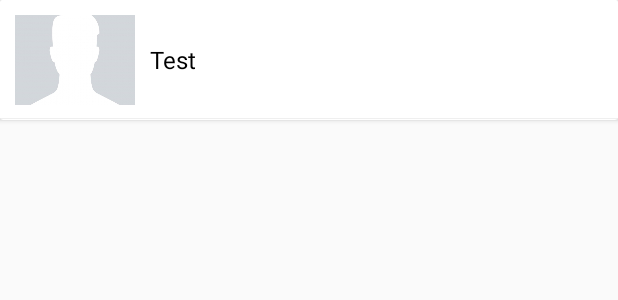
After one commit to zzacnguyen/vnt_mobile, an Android app: the layout custom_favorite.xml on its own in the app's theme, with its tools: preview values and no code run, on a phone screen of 412 x 824 dp. The commit adds this screen. Shown: the top 300 px of the screen. Run offline under Robolectric (Android 15) with nearby library versions, the phone set to English and light mode, and no system bars.

Commit message:
Sửa giao diện và đổi tên widget

```diff
--- a/app/src/main/java/com/example/zzacn/vnt_mobile/Adapter/ListHistorySearchAdapter.java
+++ b/app/src/main/java/com/example/zzacn/vnt_mobile/Adapter/ListHistorySearchAdapter.java
@@ -142,9 +142,9 @@ public class ListHistorySearchAdapter extends RecyclerView.Adapter<RecyclerView.
         public ViewHolder(View itemView) {
             super(itemView);
 
-            txtName = itemView.findViewById(R.id.txtPlaceName);
-            imgImage = itemView.findViewById(R.id.imgPlacePhoto);
-            cardView = itemView.findViewById(R.id.cardViewDanhSach);
+            txtName = itemView.findViewById(R.id.textview_ServiceName);
+            imgImage = itemView.findViewById(R.id.image_ServicePhoto);
+            cardView = itemView.findViewById(R.id.cardView_List);
 
         }
     }
--- a/app/src/main/java/com/example/zzacn/vnt_mobile/Adapter/ListOfServiceAdapter.java
+++ b/app/src/main/java/com/example/zzacn/vnt_mobile/Adapter/ListOfServiceAdapter.java
@@ -123,9 +123,9 @@ public class ListOfServiceAdapter extends RecyclerView.Adapter<RecyclerView.View
         public ViewHolder(View itemView) {
             super(itemView);
 
-            txtName = itemView.findViewById(R.id.txtPlaceName);
-            imgImage = itemView.findViewById(R.id.imgPlacePhoto);
-            cardView = itemView.findViewById(R.id.cardViewDanhSach);
+            txtName = itemView.findViewById(R.id.textview_ServiceName);
+            imgImage = itemView.findViewById(R.id.image_ServicePhoto);
+            cardView = itemView.findViewById(R.id.cardView_List);
 
         }
     }
--- a/app/src/main/java/com/example/zzacn/vnt_mobile/Adapter/ServiceAdapter.java
+++ b/app/src/main/java/com/example/zzacn/vnt_mobile/Adapter/ServiceAdapter.java
@@ -64,8 +64,8 @@ public class ServiceAdapter extends RecyclerView.Adapter<ServiceAdapter.ViewHold
         public ViewHolder(View itemView) {
             super(itemView);
 
-            txtTen = itemView.findViewById(R.id.textview_PlaceName);
-            imgHinh = itemView.findViewById(R.id.image_PlacePhoto);
+            txtTen = itemView.findViewById(R.id.textview_ServiceName);
+            imgHinh = itemView.findViewById(R.id.imageview_ServicePhoto);
             cardView = itemView.findViewById(R.id.cardView);
         }
     }
--- a/app/src/main/java/com/example/zzacn/vnt_mobile/View/Home/ActivityServiceInfo.java
+++ b/app/src/main/java/com/example/zzacn/vnt_mobile/View/Home/ActivityServiceInfo.java
@@ -44,7 +44,7 @@ import java.security.MessageDigest;
 import java.security.NoSuchAlgorithmException;
 import java.util.concurrent.ExecutionException;
 
-import static com.example.zzacn.vnt_mobile.View.MainActivity.userId;
+import static com.example.zzacn.vnt_mobile.View.Person.PersonFragment.userId;
 
 public class ActivityServiceInfo extends AppCompatActivity implements View.OnClickListener {
     public static String[] imgDetail = null;
--- a/app/src/main/java/com/example/zzacn/vnt_mobile/View/MainActivity.java
+++ b/app/src/main/java/com/example/zzacn/vnt_mobile/View/MainActivity.java
@@ -22,7 +22,6 @@ import com.example.zzacn.vnt_mobile.View.Person.PersonFragment;
 public class MainActivity extends AppCompatActivity {
 
     public static Fragment childFragment = null;
-    public static int userId;
 
     @Override
     protected void onCreate(Bundle savedInstanceState) {
--- a/app/src/main/java/com/example/zzacn/vnt_mobile/View/Search/ActivityNearLocation.java
+++ b/app/src/main/java/com/example/zzacn/vnt_mobile/View/Search/ActivityNearLocation.java
@@ -38,9 +38,9 @@ public class ActivityNearLocation extends AppCompatActivity {
         super.onCreate(savedInstanceState);
         setContentView(R.layout.activity_nearlocation);
 
-        txtPlaceName = findViewById(R.id.textViewNearName);
-        txtRadius = findViewById(R.id.textViewRadius);
-        imgPlacePhoto = findViewById(R.id.imageViewNear);
+        txtPlaceName = findViewById(R.id.textView_NearName);
+        txtRadius = findViewById(R.id.textView_Radius);
+        imgPlacePhoto = findViewById(R.id.imageview_ViewNear);
         btnSetRadius = findViewById(R.id.btnSetRadius);
         btnBack = findViewById(R.id.btnBack);
         final SharedPreferences sharedPreferences = getSharedPreferences(Config.KEY_DISTANCE, MODE_PRIVATE);
--- /dev/null
+++ b/app/src/main/res/layout/custom_favorite.xml
@@ -0,0 +1,34 @@
+<?xml version="1.0" encoding="utf-8"?>
+<android.support.v7.widget.CardView
+    xmlns:android="http://schemas.android.com/apk/res/android"
+    android:layout_width="match_parent"
+    android:layout_height="wrap_content"
+    android:id="@+id/cardViewYeuThich"
+    android:background="@color/colorWhite">
+
+    <LinearLayout
+        android:layout_width="match_parent"
+        android:layout_height="wrap_content"
+        android:padding="10dp"
+        android:background="@drawable/white_grey_border_bottom">
+
+        <ImageView
+            android:id="@+id/imageViewFavorite"
+            android:src="@drawable/default_avatar"
+            android:layout_width="80dp"
+            android:layout_height="60dp"
+            android:scaleType="centerCrop"/>
+
+        <TextView
+            android:id="@+id/textViewFavorite"
+            android:layout_width="match_parent"
+            android:layout_height="wrap_content"
+            android:textSize="16sp"
+            android:text="Test"
+            android:padding="10dp"
+            android:textColor="#000"
+            android:layout_gravity="center"/>
+
+    </LinearLayout>
+
+</android.support.v7.widget.CardView>
--- a/app/src/main/res/layout/custom_main_list_item.xml
+++ b/app/src/main/res/layout/custom_main_list_item.xml
@@ -13,14 +13,14 @@
         android:padding="10dp">
 
         <ImageView
-            android:id="@+id/image_PlacePhoto"
+            android:id="@+id/imageview_ServicePhoto"
             android:layout_width="180dp"
             android:layout_height="150dp"
             android:scaleType="centerCrop"
             android:src="@mipmap/ic_launcher" />
 
         <TextView
-            android:id="@+id/textview_PlaceName"
+            android:id="@+id/textview_ServiceName"
             android:layout_width="match_parent"
             android:layout_height="wrap_content"
             android:paddingTop="2dp"
```
Also changed, not shown: app/src/main/java/com/example/zzacn/vnt_mobile/Adapter/EventAdapter.java (+4 -4 lines), app/src/main/java/com/example/zzacn/vnt_mobile/Adapter/ListOfReviewAdapter.java (+6 -6 lines), app/src/main/java/com/example/zzacn/vnt_mobile/Adapter/NearLocationAdapter.java (+4 -4 lines), app/src/main/java/com/example/zzacn/vnt_mobile/View/Favorite/FavoriteFragment.java (+115 -3 lines), app/src/main/res/layout/custom_location_list.xml (+4 -4 lines), app/src/main/res/layout/custom_nearlocation.xml (+5 -5 lines), app/src/main/res/layout/custom_notify.xml (+5 -5 lines), app/src/main/res/layout/custom_review.xml (+6 -6 lines), app/src/main/res/drawable/default_image.png (added).
